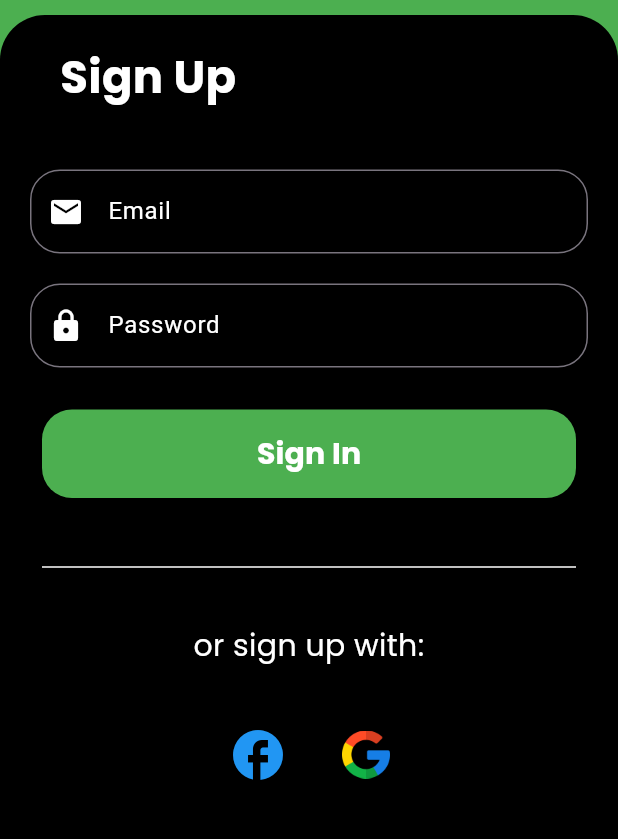
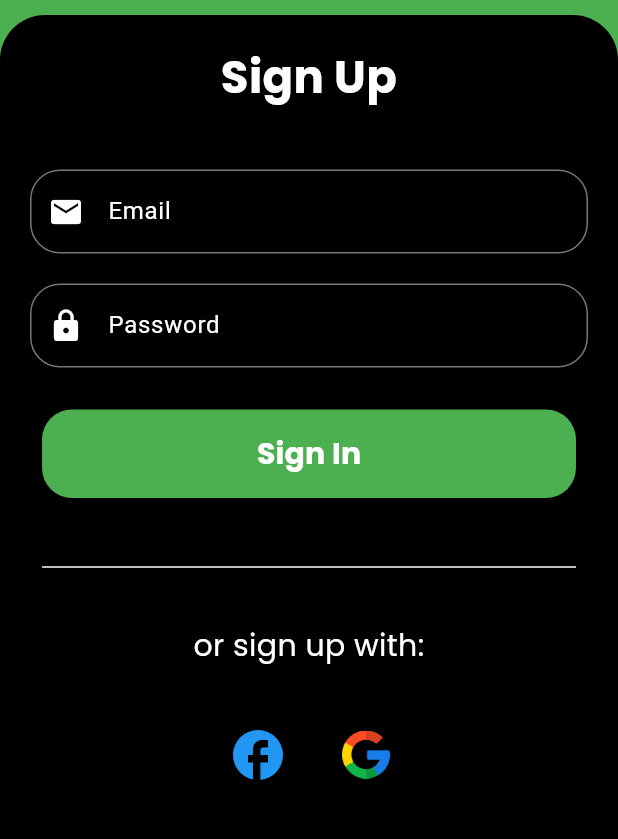
Before and after one commit to Akshat-sGit/expenseTracker, a Flutter app: the screen it shows after launch, on a phone screen of 412 x 824 dp, the part 129-968 px from its top. Run offline on Flutter 3.47's test engine with Material 3 defaults, Android fonts, the phone set to English and light mode, and no system bars; drawn by our look-alikes of animated_text_kit; our stand-ins replace google_fonts.

Commit message:
Update package names and fix navigation bug

```diff
--- a/lib/view/welcome_screen.dart
+++ b/lib/view/welcome_screen.dart
@@ -54,9 +54,10 @@ class _WelcomeScreenState extends State<WelcomeScreen> {
                   children: <Widget>[
                     Padding(
                       padding: const EdgeInsets.only(
-                          left: 20.0, top: 20.0, bottom: 20.0),
+                          left: 20.0, top: 20.0, bottom: 20.0, right: 20.0),
                       child: Text(
                         'Sign Up ',
+                        textAlign: TextAlign.center,
                         style: GoogleFonts.poppins(
                           fontSize: 30.0,
                           fontWeight: FontWeight.bold,
@@ -112,7 +113,7 @@ class _WelcomeScreenState extends State<WelcomeScreen> {
                           backgroundColor: Colors.green,
                         ),
                         onPressed: () {
-                          Navigator.pushNamed(context, '/register');
+                          Navigator.pushNamed(context, Login.id);
                         },
                         child: Text(
                           'Sign In',
```
Also changed, not shown: 2 other files.
